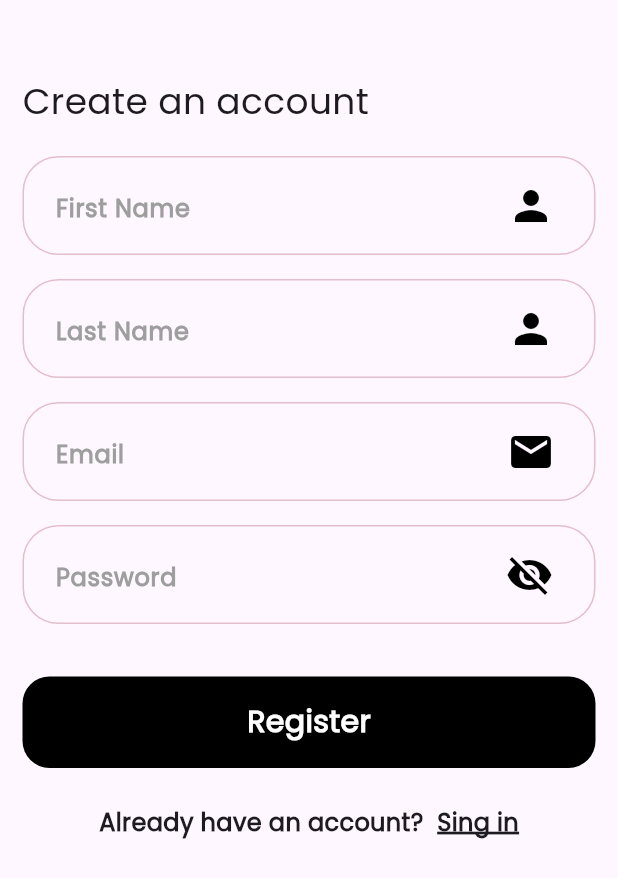
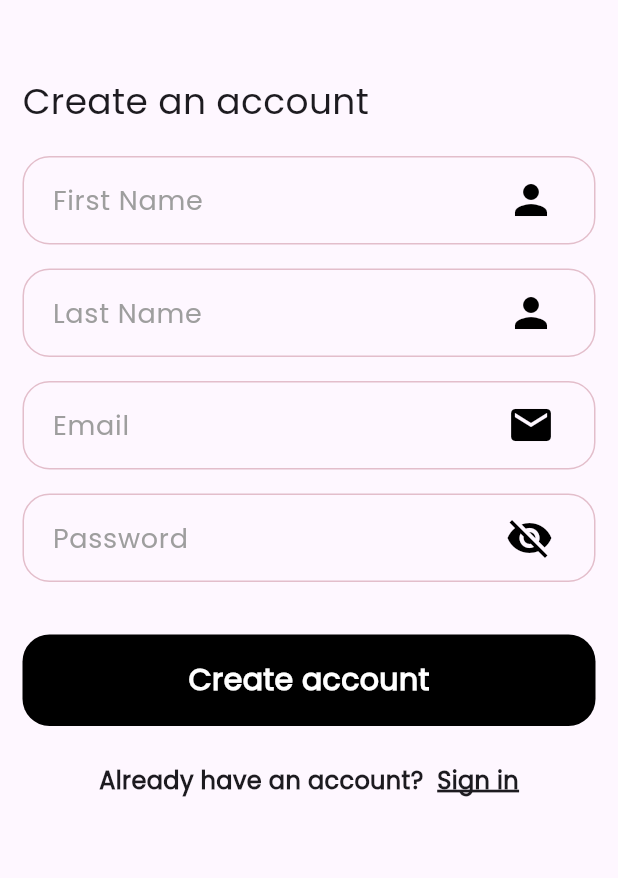
Before and after one commit to mahmoudmohamed17/store-app, a Flutter app: the RegisterView screen opened by its route, on a phone screen of 412 x 824 dp. Shown: the top 878 px of the screen. Run offline on Flutter 3.47's test engine with Material 3 defaults, Android fonts, the phone set to English and light mode, and no system bars; drawn by our look-alikes of modal_progress_hud_nsn; our stand-ins replace bloc, cached_network_image, dartz, dio, firebase_auth, firebase_core and 5 more; accounts and stored records are empty.

Commit message:
refactor project 3

```diff
--- /dev/null
+++ b/lib/core/functions/build_border.dart
@@ -0,0 +1,9 @@
+import 'package:flutter/material.dart';
+import 'package:store_app/constanst.dart';
+
+OutlineInputBorder buildBorder() {
+    return OutlineInputBorder(
+        borderRadius: BorderRadius.circular(18),
+        borderSide: const BorderSide(color: kPrimaryColor),
+      );
+  }
--- a/lib/core/utilities/app_styles.dart
+++ b/lib/core/utilities/app_styles.dart
@@ -5,6 +5,7 @@ abstract class AppStyles {
       TextStyle(fontSize: 10, fontWeight: FontWeight.w600);
   static const medium12 = TextStyle(fontSize: 12, fontWeight: FontWeight.w500);
   static const medium14 = TextStyle(fontSize: 14, fontWeight: FontWeight.w500);
+  static const regular18 = TextStyle(fontSize: 18, fontWeight: FontWeight.w400);
   static const semiBold16 =
       TextStyle(fontSize: 16, fontWeight: FontWeight.w600);
   static const semiBold20 =
--- a/lib/core/widgets/custom_text_field.dart
+++ b/lib/core/widgets/custom_text_field.dart
@@ -1,5 +1,5 @@
 import 'package:flutter/material.dart';
-import 'package:store_app/constanst.dart';
+import 'package:store_app/core/functions/build_border.dart';
 import 'package:store_app/core/utilities/app_styles.dart';
 
 class CustomTextFormField extends StatefulWidget {
@@ -31,41 +31,24 @@ class _CustomTextFormFieldState extends State<CustomTextFormField> {
           return null;
         }
       },
-      style: AppStyles.semiBold20,
+      style: AppStyles.regular18,
       onFieldSubmitted: widget.onFieldSubmitted,
       obscureText: (widget.hintText != 'Password') ? false : obscureText,
       keyboardType: widget.textInputType,
       decoration: InputDecoration(
         hintText: widget.hintText,
-        hintStyle: AppStyles.semiBold16.copyWith(color: Colors.grey),
+        hintStyle: AppStyles.regular18.copyWith(color: Colors.grey),
         suffixIcon: (widget.hintText == 'Password')
-            ? (obscureText == true)
             ? Padding(
                 padding: const EdgeInsets.only(right: 20),
                 child: IconButton(
-                        padding: EdgeInsets.zero,
                     onPressed: () {
                       setState(() {
-                            obscureText = false;
+                        obscureText ? obscureText = false : obscureText = true;
                       });
                     },
-                        icon: const Icon(
-                          Icons.visibility_off,
-                          size: 32,
-                          color: Colors.black,
-                        )),
-                  )
-                : Padding(
-                    padding: const EdgeInsets.only(right: 20),
-                    child: IconButton(
-                        padding: EdgeInsets.zero,
-                        onPressed: () {
-                          setState(() {
-                            obscureText = true;
-                          });
-                        },
-                        icon: const Icon(
-                          Icons.visibility,
+                    icon: Icon(
+                      obscureText ? Icons.visibility_off : Icons.visibility,
                       size: 32,
                       color: Colors.black,
                     )),
@@ -78,19 +61,9 @@ class _CustomTextFormFieldState extends State<CustomTextFormField> {
                   color: Colors.black,
                 ),
               ),
-        contentPadding: const EdgeInsets.all(18),
-        enabledBorder: OutlineInputBorder(
-          borderRadius: BorderRadius.circular(24),
-          borderSide: const BorderSide(color: kPrimaryColor),
-        ),
-        focusedBorder: OutlineInputBorder(
-          borderRadius: BorderRadius.circular(24),
-          borderSide: const BorderSide(color: kPrimaryColor),
-        ),
-        border: OutlineInputBorder(
-          borderRadius: BorderRadius.circular(24),
-          // borderSide: const BorderSide(color: Colors.transparent),
-        ),
+        contentPadding: const EdgeInsets.all(16),
+        enabledBorder: buildBorder(),
+        focusedBorder: buildBorder(),
       ),
     );
   }
--- a/lib/features/auth/data/repos/auth_repo_impl.dart
+++ b/lib/features/auth/data/repos/auth_repo_impl.dart
@@ -37,7 +37,7 @@ class AuthRepoImpl extends AuthRepo {
 
   @override
   UserInfoModel getUserData({required String email}) {
-    var emailIdBox =Hive.box(kEmailIdBox);
+    var emailIdBox = Hive.box(kEmailIdBox);
     UserInfoModel userInfoModel;
     userInfoModel = emailIdBox.get(email);
     return userInfoModel;
--- a/lib/features/auth/presentation/views/widgets/login_body.dart
+++ b/lib/features/auth/presentation/views/widgets/login_body.dart
@@ -4,9 +4,7 @@ import 'package:go_router/go_router.dart';
 import 'package:modal_progress_hud_nsn/modal_progress_hud_nsn.dart';
 import 'package:store_app/core/utilities/app_styles.dart';
 import 'package:store_app/core/utilities/app_router.dart';
-import 'package:store_app/core/utilities/assets_data.dart';
 import 'package:store_app/core/widgets/custom_button.dart';
-import 'package:store_app/core/widgets/custom_image_widget.dart';
 import 'package:store_app/core/widgets/custom_text_field.dart';
 import 'package:store_app/features/auth/data/models/user_info_model.dart';
 import 'package:store_app/features/auth/presentation/manager/auth_cubit/auth_cubit.dart';
@@ -101,7 +99,7 @@ class _LoginBodyState extends State<LoginBody> {
                   height: 50,
                 ),
                 AskAboutAccount(
-                  title: 'Don\'t have an accouunt?   ',
+                  title: 'Don\'t have an accouunt?  ',
                   action: 'Create account',
                   onTap: () {
                     GoRouter.of(context).push(AppRouter.kRegisterView);
--- a/lib/features/auth/presentation/views/widgets/register_body.dart
+++ b/lib/features/auth/presentation/views/widgets/register_body.dart
@@ -109,7 +109,7 @@ class _RegisterBodyState extends State<RegisterBody> {
                       setState(() {});
                     }
                   },
-                  text: 'Register',
+                  text: 'Create account',
                   textColor: Colors.white,
                   color: Colors.black,
                 ),
@@ -121,7 +121,7 @@ class _RegisterBodyState extends State<RegisterBody> {
                       GoRouter.of(context).pop();
                     },
                     title: 'Already have an account?  ',
-                    action: 'Sing in'),
+                    action: 'Sign in'),
                 const SizedBox(
                   height: 50,
                 ),
```
Lines whose indentation alone changed are shown as unchanged.
